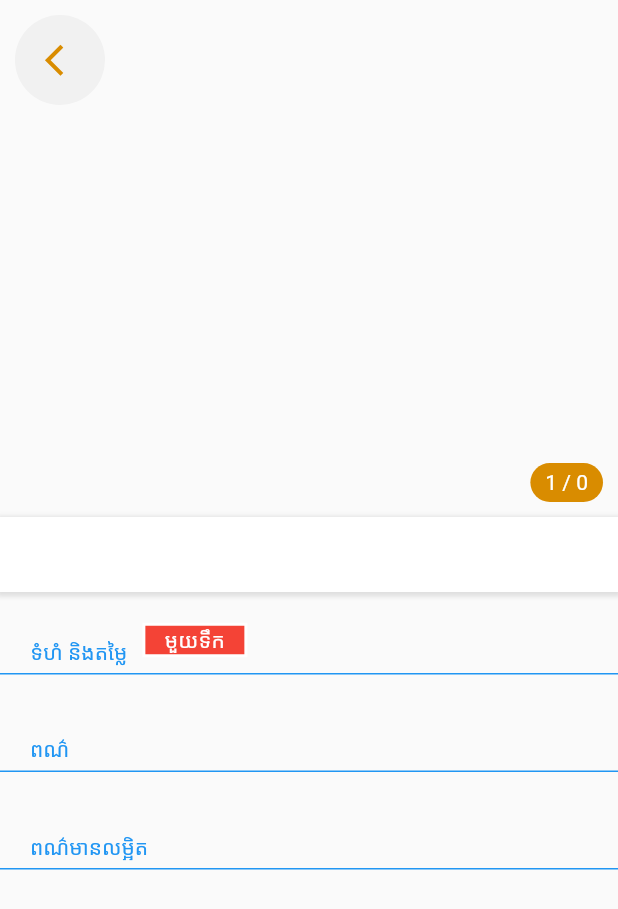
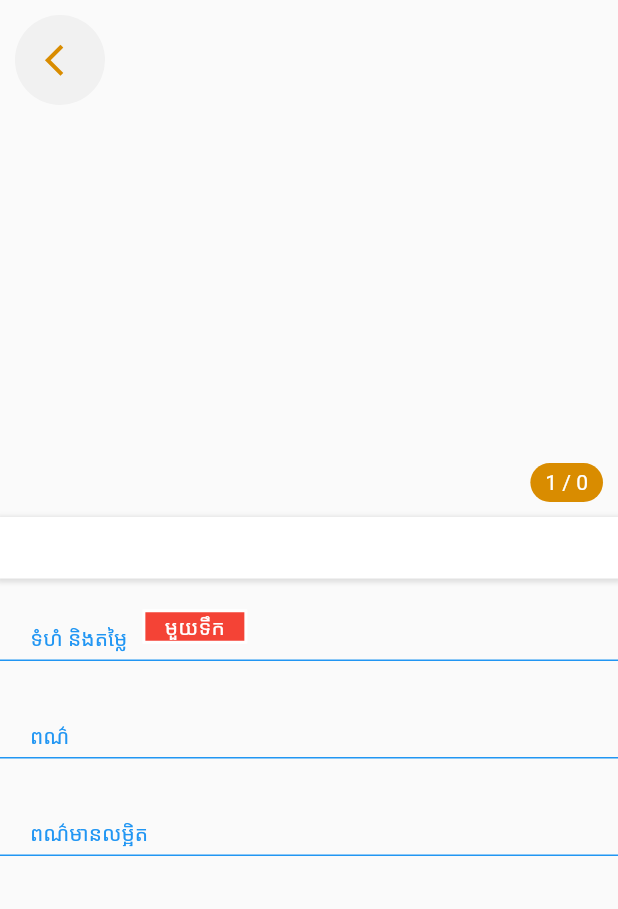
Before and after one commit to chhunlyyy/TINH-Mobile, a Flutter app: the PhoneDetailScreen widget shown alone on an empty page, opened directly with empty values, on a phone screen of 412 x 824 dp. Shown: the top 909 px of the screen. Run offline on Flutter 3.47's test engine with Material 2 defaults, Android fonts, the phone set to English and light mode, and no system bars; our stand-ins replace awesome_dialog, cloud_firestore, device_info, dio, file_picker, firebase_core and 11 more; missing offline and left inert: flutter_phone_direct_caller, multi_image_picker2; accounts and stored records are empty; generated files the repository leaves out were written again; network calls fail; project files that could hold a hidden picture were left out.

```diff
--- a/lib/screens/phone_detail/phone_detail_screen.dart
+++ b/lib/screens/phone_detail/phone_detail_screen.dart
@@ -229,17 +229,21 @@ class _PhoneDetailScreenState extends State<PhoneDetailScreen> {
 
   Widget _nameLabel() {
     return Container(
+      padding: EdgeInsets.symmetric(vertical: 10),
       width: MediaQuery.of(context).size.width,
-      height: 50,
       decoration: BoxDecoration(color: Colors.white, boxShadow: [
         BoxShadow(color: Colors.grey.withOpacity(.3), offset: Offset(0, 1), spreadRadius: 2, blurRadius: 2),
       ]),
       child: Row(
         mainAxisAlignment: MainAxisAlignment.center,
         children: [
-          Text(
+          Expanded(
+            child: Center(
+              child: Text(
                 widget.phoneProductModel.name,
                 style: TextStyle(color: ColorsConts.primaryColor, fontSize: 18),
+              ),
+            ),
           ),
           SizedBox(width: 10),
           Visibility(
@@ -251,7 +255,8 @@ class _PhoneDetailScreenState extends State<PhoneDetailScreen> {
                   child: Text(
                     'ធានា\t' + widget.phoneProductModel.warrantyPeriod,
                     style: TextStyle(color: Colors.white),
-                  )))
+                  ))),
+          SizedBox(width: 10),
         ],
       ),
     );
@@ -278,10 +283,13 @@ class _PhoneDetailScreenState extends State<PhoneDetailScreen> {
                               onTap: () => NavigationHelper.push(context, ShowFullScreenImageWidget(image: item)),
                               child: Container(
                                 margin: EdgeInsets.all(5),
+                                child: Hero(
+                                  tag: widget.phoneProductModel.images[widget.phoneProductModel.images.indexOf(item)],
                                   child: DisplayImage(
                                     imageString: item,
                                     imageBorderRadius: 0,
                                     boxFit: BoxFit.contain,
+                                  ),
                                 ),
                               ),
                             ))
```
Also changed, not shown: lib/screens/home_screen/components/product_item.dart (+7 -4 lines), lib/screens/product/components/product_detail.dart (+13 -3 lines), lib/screens/product/components/product_item.dart (+7 -4 lines). Lines whose indentation alone changed are shown as unchanged.
